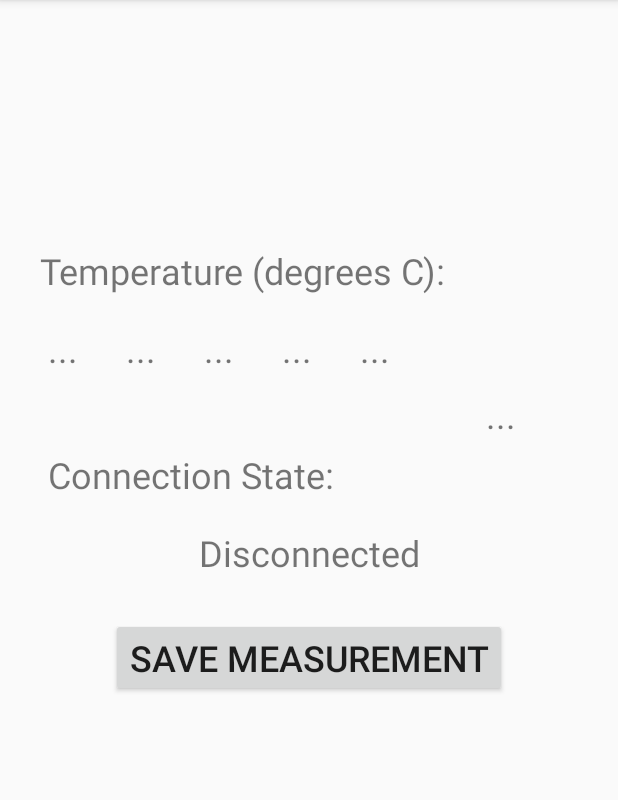
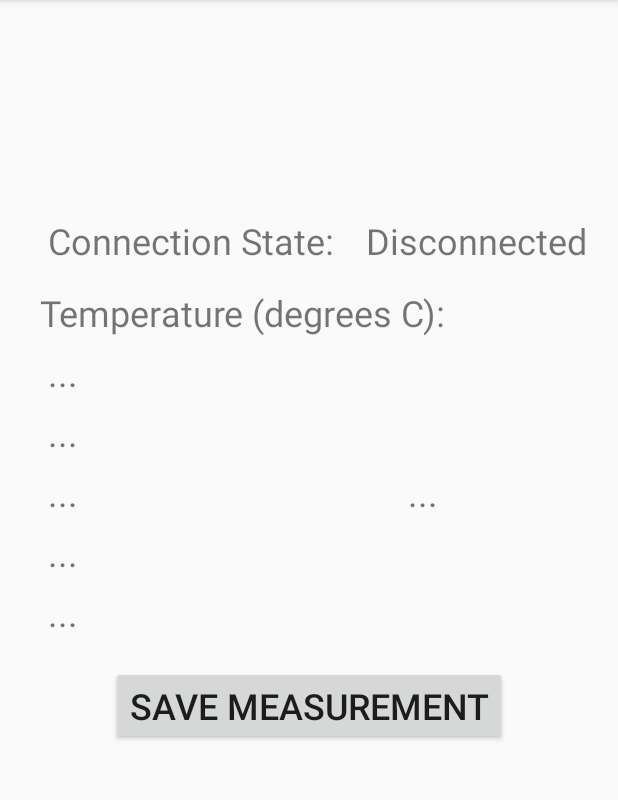
Before and after one commit to ECE492-ETG/EquineThermalGlove, an Android app: the bluetoothReadIn screen opened directly, with no data from a screen before it, on a phone screen of 412 x 824 dp, the part 84-884 px from its top. Run offline under Robolectric (Android 15) with nearby library versions, the phone set to English and light mode, and no system bars; 3 statements that could not run were skipped.

Commit message:
Bluetooth works for all charactersitics as floats, layout updated as well.

```diff
--- a/app/src/main/res/layout/activity_bluetooth_read_in.xml
+++ b/app/src/main/res/layout/activity_bluetooth_read_in.xml
@@ -10,7 +10,7 @@
         android:id="@+id/temperature_label"
         android:layout_width="wrap_content"
         android:layout_height="wrap_content"
-        android:layout_marginTop="164dp"
+        android:layout_marginTop="192dp"
         android:text="@string/temperature"
         android:textSize="24sp"
         app:layout_constraintEnd_toEndOf="parent"
@@ -23,7 +23,7 @@
         android:layout_width="wrap_content"
         android:layout_height="wrap_content"
         android:layout_marginStart="32dp"
-        android:layout_marginTop="216dp"
+        android:layout_marginTop="232dp"
         android:text="..."
         android:textSize="24sp"
         app:layout_constraintStart_toStartOf="parent"
@@ -34,7 +34,7 @@
         android:layout_width="wrap_content"
         android:layout_height="wrap_content"
         android:layout_marginStart="32dp"
-        android:layout_marginTop="300dp"
+        android:layout_marginTop="144dp"
         android:text="@string/connection_state_label"
         android:textSize="24sp"
         app:layout_constraintStart_toStartOf="parent"
@@ -55,11 +55,11 @@
         android:id="@+id/connection_state"
         android:layout_width="wrap_content"
         android:layout_height="wrap_content"
-        android:layout_marginTop="352dp"
+        android:layout_marginTop="144dp"
         android:text="@string/disconnected"
         android:textSize="24sp"
         app:layout_constraintEnd_toEndOf="parent"
-        app:layout_constraintStart_toStartOf="parent"
+        app:layout_constraintStart_toEndOf="@+id/device_name"
         app:layout_constraintTop_toTopOf="parent" />
 
     <TextView
@@ -77,7 +77,7 @@
         android:id="@+id/save_measurement_button"
         android:layout_width="wrap_content"
         android:layout_height="wrap_content"
-        android:layout_marginTop="412dp"
+        android:layout_marginTop="444dp"
         android:text="@string/save_measurement"
         android:textSize="24sp"
         app:layout_constraintEnd_toEndOf="parent"
@@ -89,10 +89,10 @@
         android:layout_width="wrap_content"
         android:layout_height="wrap_content"
         android:layout_marginStart="32dp"
-        android:layout_marginTop="216dp"
+        android:layout_marginTop="272dp"
         android:text="..."
         android:textSize="24sp"
-        app:layout_constraintStart_toEndOf="@+id/temperature_value_thumb"
+        app:layout_constraintStart_toStartOf="parent"
         app:layout_constraintTop_toTopOf="parent" />
 
     <TextView
@@ -100,10 +100,10 @@
         android:layout_width="wrap_content"
         android:layout_height="wrap_content"
         android:layout_marginStart="32dp"
-        android:layout_marginTop="216dp"
+        android:layout_marginTop="312dp"
         android:text="..."
         android:textSize="24sp"
-        app:layout_constraintStart_toEndOf="@+id/temperature_value_index"
+        app:layout_constraintStart_toStartOf="parent"
         app:layout_constraintTop_toTopOf="parent" />
 
     <TextView
@@ -111,10 +111,10 @@
         android:layout_width="wrap_content"
         android:layout_height="wrap_content"
         android:layout_marginStart="32dp"
-        android:layout_marginTop="216dp"
+        android:layout_marginTop="352dp"
         android:text="..."
         android:textSize="24sp"
-        app:layout_constraintStart_toEndOf="@+id/temperature_value_middle"
+        app:layout_constraintStart_toStartOf="parent"
         app:layout_constraintTop_toTopOf="parent" />
 
     <TextView
@@ -122,21 +122,21 @@
         android:layout_width="wrap_content"
         android:layout_height="wrap_content"
         android:layout_marginStart="32dp"
-        android:layout_marginTop="216dp"
+        android:layout_marginTop="392dp"
         android:text="..."
         android:textSize="24sp"
-        app:layout_constraintStart_toEndOf="@+id/temperature_value_ring"
+        app:layout_constraintStart_toStartOf="parent"
         app:layout_constraintTop_toTopOf="parent" />
 
     <TextView
         android:id="@+id/battery_value"
         android:layout_width="wrap_content"
         android:layout_height="wrap_content"
-        android:layout_marginStart="64dp"
-        android:layout_marginTop="260dp"
+        android:layout_marginTop="312dp"
+        android:layout_marginEnd="120dp"
         android:text="..."
         android:textSize="24sp"
-        app:layout_constraintStart_toEndOf="@+id/temperature_value_pinkie"
+        app:layout_constraintEnd_toEndOf="parent"
         app:layout_constraintTop_toTopOf="parent" />
 
 </androidx.constraintlayout.widget.ConstraintLayout>
```
Also changed, not shown: app/src/main/java/com/example/equinethermalglove/bluetooth.java (+48 -15 lines), app/src/main/java/com/example/equinethermalglove/bluetoothReadIn.java (+11 -8 lines).
